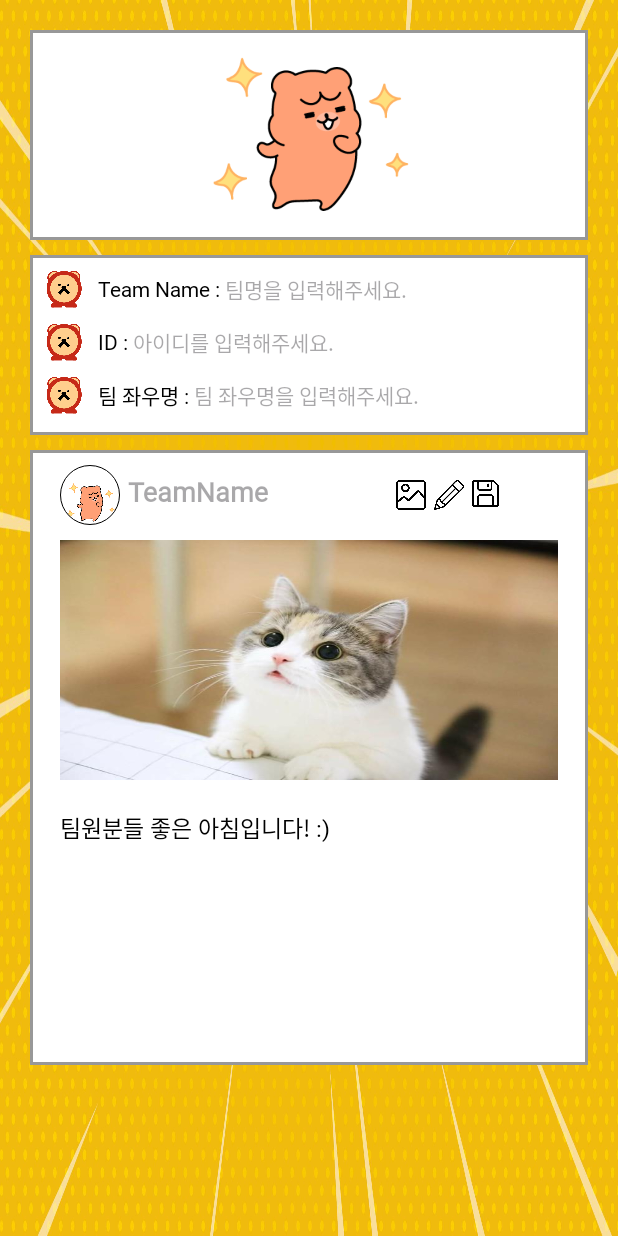
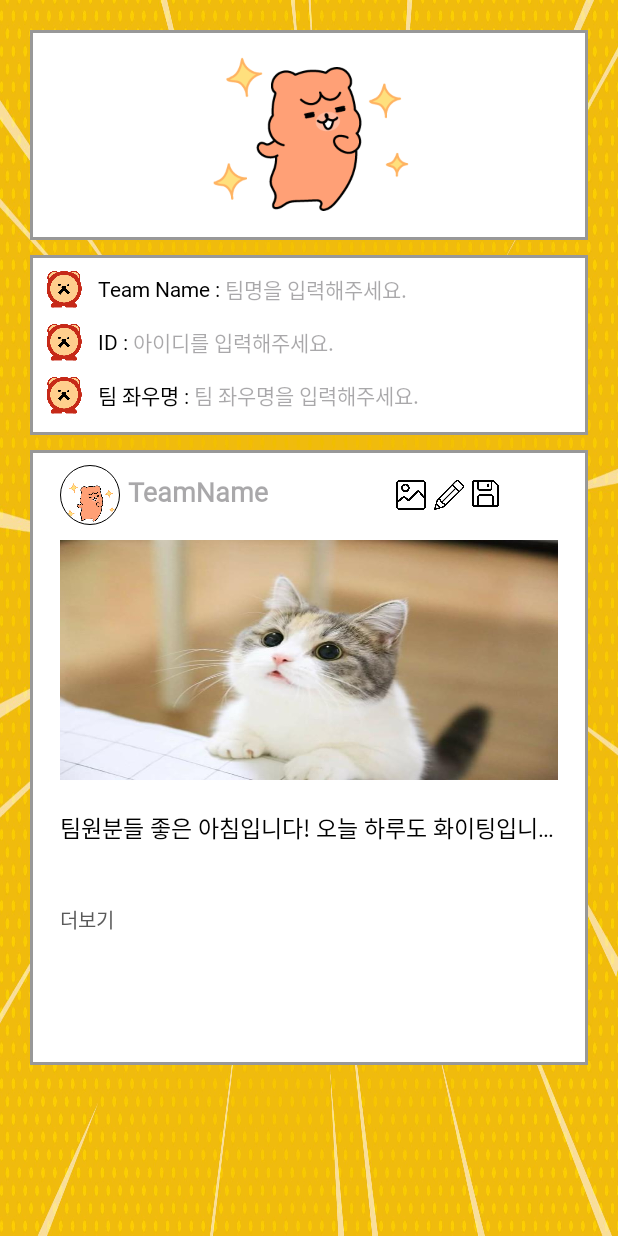
Before and after one commit to werds7890/everyDayApp, an Android app: the TeamActivity screen opened directly, with no data from a screen before it, after a tap on an icon or button, on a phone screen of 412 x 824 dp. Run offline under Robolectric (Android 15) with nearby library versions, the phone set to English and light mode, and no system bars; our stand-ins replace CircleImageView; pictures from the network do not load; 1 other tap on this screen came first.

Commit message:
[FEAT]팀페이지 더보기 기능 추가

```diff
--- a/app/src/main/java/com/example/everydayapp/TeamActivity.kt
+++ b/app/src/main/java/com/example/everydayapp/TeamActivity.kt
@@ -3,6 +3,7 @@ package com.example.everydayapp
 import android.net.Uri
 import androidx.appcompat.app.AppCompatActivity
 import android.os.Bundle
+import android.util.Log
 import android.view.View
 import android.widget.EditText
 import android.widget.ImageButton
@@ -23,6 +24,8 @@ class TeamActivity : AppCompatActivity() {
     override fun onCreate(savedInstanceState: Bundle?) {
         super.onCreate(savedInstanceState)
         setContentView(R.layout.activity_team)
+
+        teamSeeMore()
 
         // 아이디, 팀명, 좌우명 가져오기
         val myPgTeamName=findViewById<TextView>(R.id.myPageTeamName)
@@ -63,7 +66,27 @@ class TeamActivity : AppCompatActivity() {
         saveBtn.setOnClickListener {
                 textView.visibility = View.VISIBLE
                 editText.visibility = View.GONE
+                textView.maxLines=1
                 textView.text = editText.text
+                teamSeeMore()
         }
     }
+
+    private fun teamSeeMore(){
+        val teamWriting=findViewById<TextView>(R.id.textView)
+        val seeMore=findViewById<TextView>(R.id.teamSeeMore)
+        teamWriting.post {
+            val lineCount=teamWriting.layout.lineCount
+            Log.v("test","${lineCount}")
+            if(teamWriting.layout.getEllipsisCount(lineCount-1)>0){
+                seeMore.visibility=View.VISIBLE
+
+                seeMore.setOnClickListener {
+                    teamWriting.maxLines=Int.MAX_VALUE
+                    seeMore.visibility=View.GONE
+                }
+            }
+        }
+    }
+
 }
--- a/app/src/main/res/layout/activity_team.xml
+++ b/app/src/main/res/layout/activity_team.xml
@@ -179,7 +179,19 @@
                 android:layout_margin="20dp"
                 android:textSize="7pt"
                 android:textColor="@color/black"
-                android:text="팀원분들 좋은 아침입니다! :)"/>
+                android:text="팀원분들 좋은 아침입니다! 오늘 하루도 화이팅입니다."
+                android:maxLines="1"
+                android:ellipsize="end"/>
+            <TextView
+                android:id="@+id/teamSeeMore"
+                android:layout_width="wrap_content"
+                android:layout_height="wrap_content"
+                android:text="더보기"
+                android:textSize="6pt"
+                android:textColor="#5A5A5A"
+                android:layout_margin="20dp"
+                android:visibility="gone"
+                />
             <EditText
                 android:id="@+id/editText"
                 android:layout_width="wrap_content"
@@ -188,6 +200,7 @@
                 android:textSize="6pt"
                 android:textColor="#5A5A5A"
                 android:background="@null"/>
+
         </LinearLayout>
     </ScrollView>
 </LinearLayout>
```
